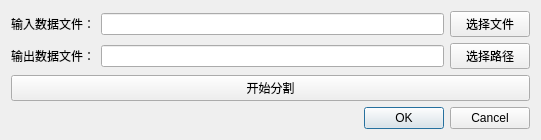
The window that PRO/NetworkPlot/dialog.ui (carloscn/omapl-netplot) describes before a commit, drawn with Qt 5.
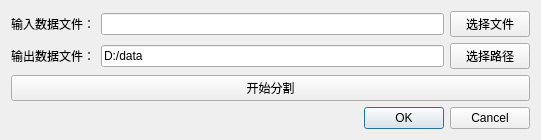
The same window after the commit.

```diff
--- a/PRO/NetworkPlot/dialog.ui
+++ b/PRO/NetworkPlot/dialog.ui
@@ -45,7 +45,11 @@
       </widget>
      </item>
      <item>
-      <widget class="QLineEdit" name="lineEditOutputPath"/>
+      <widget class="QLineEdit" name="lineEditOutputPath">
+       <property name="text">
+        <string>D:/data</string>
+       </property>
+      </widget>
      </item>
      <item>
       <widget class="QPushButton" name="pushButtonSelectPath">
```
